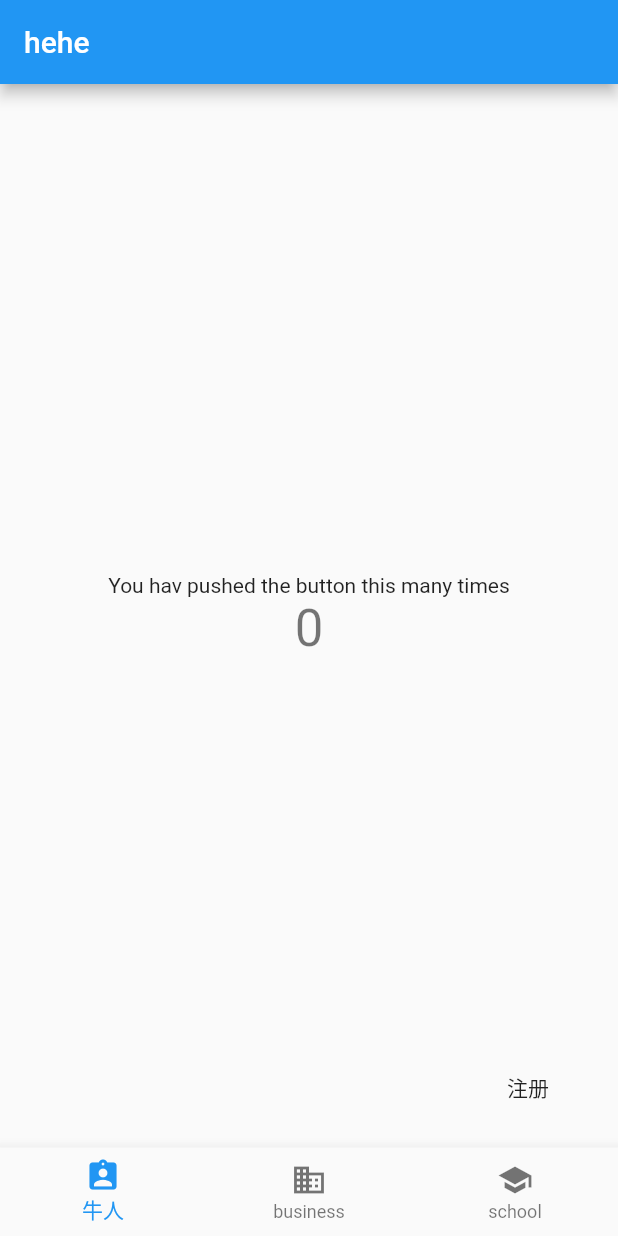
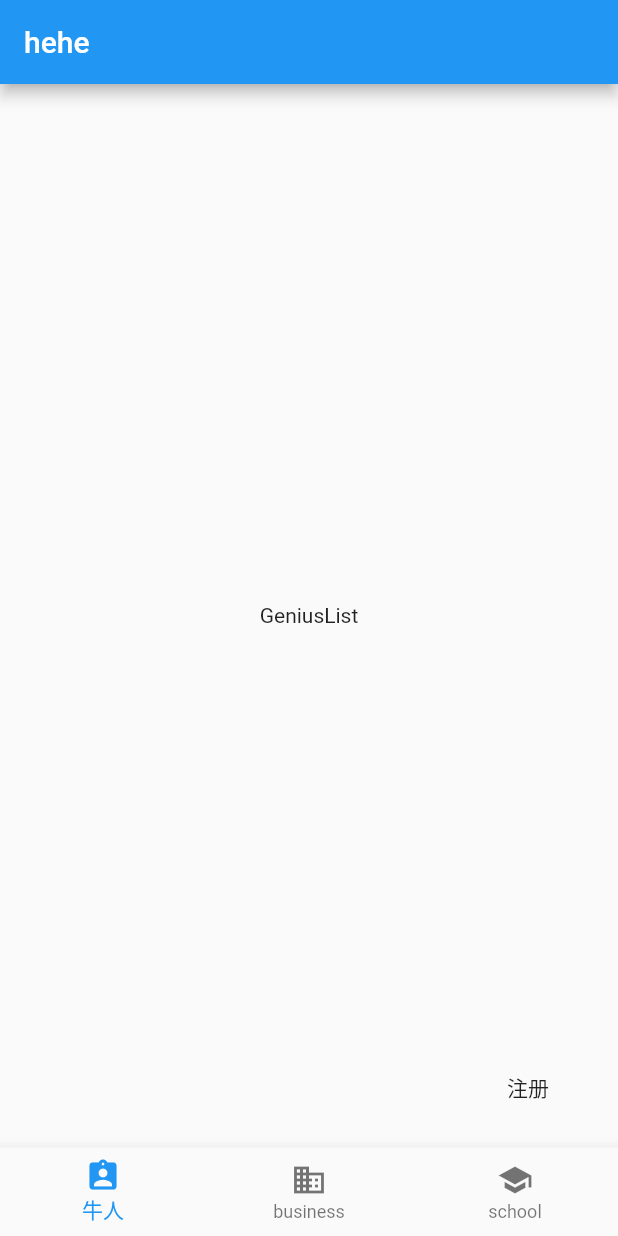
Before and after one commit to ZodiacSyndicate/flutter_job, a Flutter app: the screen it shows after launch, on a phone screen of 412 x 824 dp. Run offline on Flutter 3.47's test engine with Material 2 defaults, Android fonts, the phone set to English and light mode, and no system bars; our stand-ins replace cookie_jar, dio, flutter_redux, redux, redux_thunk; missing offline and left inert: redux_logging.

Commit message:
add store

```diff
--- /dev/null
+++ b/lib/containers/userlist.dart
@@ -0,0 +1,19 @@
+import 'package:flutter/material.dart';
+import '../widgets/boss_list.dart';
+import '../widgets/genius_list.dart';
+import 'package:flutter_redux/flutter_redux.dart';
+import '../store/main.dart';
+
+class UserList extends StatelessWidget {
+  @override
+  Widget build(BuildContext context) {
+    return StoreConnector<AppState, String>(
+      converter: (store) {
+        return store.state.user.type;
+      },
+      builder: (context, type) {
+        return type == 'boss' ? BossList() : GeniusList();
+      },
+    );
+  }
+}
--- a/lib/main.dart
+++ b/lib/main.dart
@@ -1,46 +1,48 @@
 import 'package:flutter/material.dart';
 import 'package:flutter_redux/flutter_redux.dart';
 import 'package:redux/redux.dart';
-import 'package:flutter_job/widgets/bottom_navigation.dart';
-import 'package:flutter_job/containers/register.dart';
+import 'package:redux_thunk/redux_thunk.dart' show thunkMiddleware;
+import 'package:redux_logging/redux_logging.dart';
+import 'package:logging/logging.dart';
 
-enum Actions { Increment, Decrement }
-
-int countReducer(int state, dynamic action) {
-  switch (action) {
-    case Actions.Increment:
-      return state + 1;
-    case Actions.Decrement:
-      return state - 1;
-    default:
-      return state;
-  }
-}
+import './containers/chat.dart';
+import './containers/info.dart';
+import './containers/userlist.dart';
+import './widgets/bottom_navigation.dart';
+import './containers/register.dart';
+import './store/main.dart' show AppState, appStateReducer;
+import './store/user.dart' show UserState;
+import './store/navigate.dart' show NavbarState;
 
 void main() {
-  final store = Store<int>(countReducer, initialState: 0);
+  final logger = Logger('Redux logger');
+  final store = Store<AppState>(
+    appStateReducer,
+    middleware: [thunkMiddleware, LoggingMiddleware(logger: logger)],
+    initialState: AppState(user: UserState(), navbar: NavbarState()),
+  );
 
-  runApp(FlutterReudxApp(
-    title: 'Flutter Redux App',
+  runApp(FlutterJob(
+    title: 'Flutter Job',
     store: store,
   ));
 }
 
-class FlutterReudxApp extends StatelessWidget {
-  final Store<int> store;
+class FlutterJob extends StatelessWidget {
+  final Store<AppState> store;
   final String title;
 
-  FlutterReudxApp({Key key, this.store, this.title}) : super(key: key);
+  FlutterJob({Key key, this.store, this.title}) : super(key: key);
 
   @override
   Widget build(BuildContext context) {
-    return StoreProvider(
+    return StoreProvider<AppState>(
       store: store,
       child: MaterialApp(
         initialRoute: '/',
         routes: {
           '/register': (context) => Register(),
-          '/': (context) => Home()
+          '/': (context) => Home(),
         },
         theme: ThemeData.light(),
         title: title,
@@ -50,29 +52,20 @@ class FlutterReudxApp extends StatelessWidget {
 }
 
 class Home extends StatelessWidget {
+  final _widgetOptions = [UserList(), Chat(), Info()];
+
   @override
   Widget build(BuildContext context) {
+    return StoreConnector<AppState, int>(
+      converter: (store) {
+        return store.state.navbar.index;
+      },
+      builder: (context, index) {
         return Scaffold(
           appBar: AppBar(
             title: Text('hehe'),
           ),
-      body: Center(
-        child: Column(
-          mainAxisAlignment: MainAxisAlignment.center,
-          children: <Widget>[
-            Text('You hav pushed the button this many times'),
-            StoreConnector<int, String>(
-              converter: (store) => store.state.toString(),
-              builder: (context, count) {
-                return Text(
-                  count,
-                  style: Theme.of(context).textTheme.display1,
-                );
-              },
-            )
-          ],
-        ),
-      ),
+          body: _widgetOptions.elementAt(index),
           bottomNavigationBar: NavigationBar(),
           floatingActionButton: FlatButton(
             child: Text('注册'),
@@ -81,5 +74,7 @@ class Home extends StatelessWidget {
             },
           ),
         );
+      },
+    );
   }
 }
--- /dev/null
+++ b/lib/store/main.dart
@@ -0,0 +1,14 @@
+import './user.dart';
+import './navigate.dart';
+
+class AppState {
+  final NavbarState navbar;
+  final UserState user;
+
+  AppState({this.navbar, this.user});
+}
+
+AppState appStateReducer(AppState state, action) => AppState(
+      navbar: navbarReducer(state.navbar, action),
+      user: userReducer(state.user, action),
+    );
--- /dev/null
+++ b/lib/store/navigate.dart
@@ -0,0 +1,19 @@
+class NavbarState {
+  final int index;
+
+  NavbarState({this.index = 0});
+}
+
+class ChangeIndex {
+  final int index;
+
+  ChangeIndex(this.index);
+}
+
+NavbarState navbarReducer(NavbarState state, action) {
+  if (action is ChangeIndex) {
+    return NavbarState(index: action.index);
+  } else {
+    return state;
+  }
+}
--- /dev/null
+++ b/lib/utils/utils.dart
@@ -0,0 +1,3 @@
+int getIndex({String type, String avatar}) {
+  return avatar == null ? 2 : 0;
+}
--- a/lib/widgets/bottom_navigation.dart
+++ b/lib/widgets/bottom_navigation.dart
@@ -22,6 +22,7 @@ class NavigationBarState extends State<NavigationBar> {
             icon: Icon(Icons.school), title: Text('school')),
       ],
       onTap: _onItemTapped,
+      currentIndex: _index,
     );
   }
 
@@ -29,10 +30,5 @@ class NavigationBarState extends State<NavigationBar> {
     setState(() {
       _index = index;
     });
-    Navigator.of(context).push(MaterialPageRoute(builder: (context) {
-      return Center(
-        child: Text(_index.toString()),
-      );
-    }));
   }
 }
--- /dev/null
+++ b/lib/widgets/genius_list.dart
@@ -0,0 +1,12 @@
+import 'package:flutter/material.dart';
+
+class GeniusList extends StatelessWidget {
+  @override
+  Widget build(BuildContext context) {
+    return Container(
+      child: Center(
+        child: Text('GeniusList'),
+      ),
+    );
+  }
+}
```
Also changed, not shown: lib/api/api.dart (added, +27 -0 lines), lib/containers/chat.dart (added, +12 -0 lines), lib/containers/info.dart (added, +19 -0 lines), lib/containers/register.dart (+120 -7 lines), lib/store/user.dart (added, +80 -0 lines), lib/widgets/boss_info.dart (added, +12 -0 lines), lib/widgets/boss_list.dart (added, +12 -0 lines), lib/widgets/genius_info.dart (added, +12 -0 lines), pubspec.yaml (+4 -7 lines), pubspec.lock, 1 other file. Lines whose indentation alone changed are shown as unchanged.
